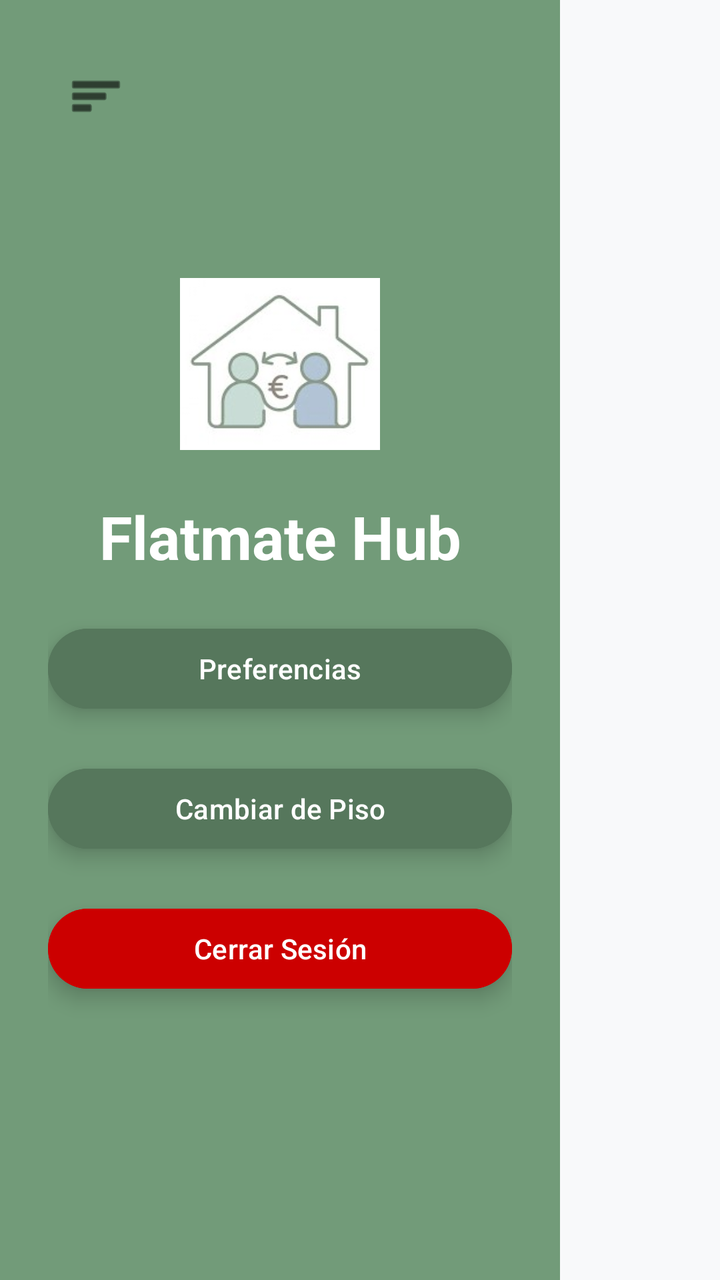
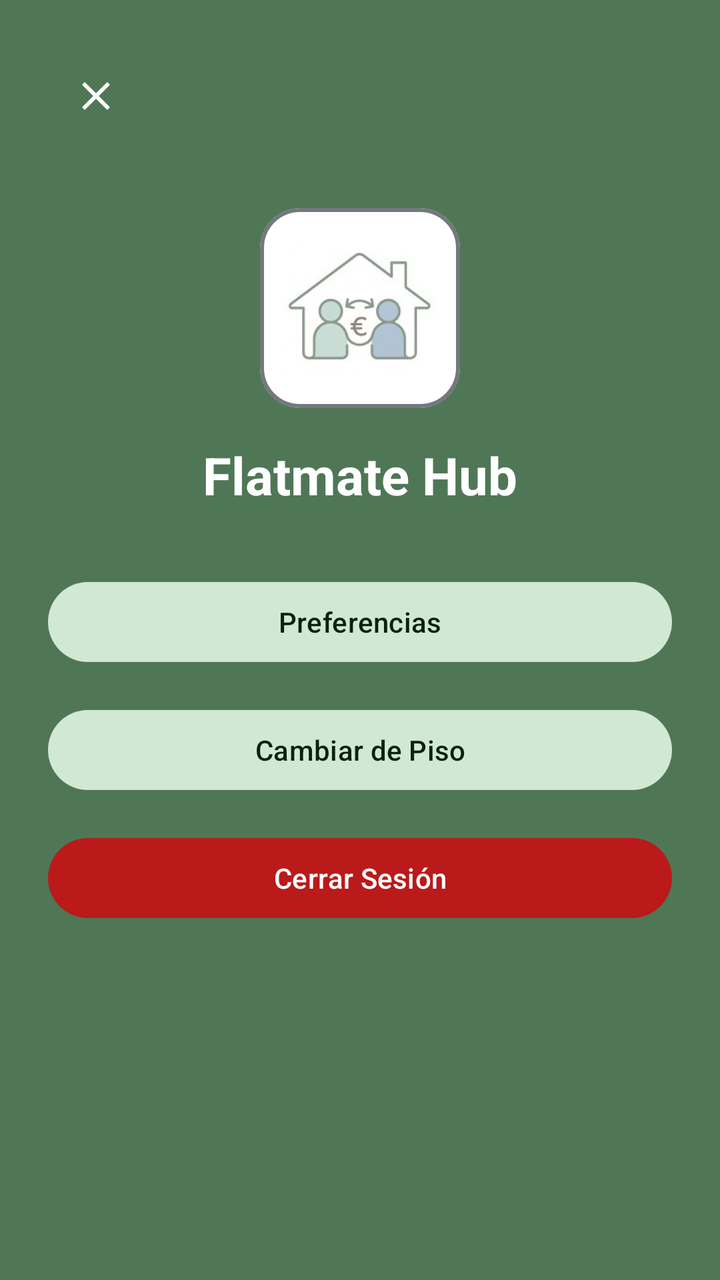

An Android layout rendered at two revisions. The XML below is the earlier revision; the diff shows what the commit changed to produce the second picture.
<!-- AndroidManifest.xml: application theme Theme.FlatmateHub -->
<!-- res/layout/fragment_navigation_drawer.xml -->
<?xml version="1.0" encoding="utf-8"?>
<androidx.constraintlayout.widget.ConstraintLayout xmlns:android="http://schemas.android.com/apk/res/android"
    android:layout_width="match_parent"
    android:layout_height="match_parent"
    xmlns:app="http://schemas.android.com/apk/res-auto">
    <LinearLayout
        xmlns:tools="http://schemas.android.com/tools"
        android:layout_width="280dp"
        android:layout_height="match_parent"
        android:orientation="vertical"
        android:background="@color/primary"
        android:padding="24dp"
        android:gravity="top"
        tools:ignore="MissingConstraints">
     <ImageView
        android:id="@+id/btn_open_menu"
        android:layout_width="48dp"
        android:layout_height="48dp"
        android:padding="10dp"
        android:src="@android:drawable/ic_menu_sort_by_size"
        android:background="?attr/selectableItemBackgroundBorderless"
        android:clickable="true"
        android:focusable="true"
        android:contentDescription="@string/cont_des_preference"
        app:tint="@android:color/widget_edittext_dark"/>
    <ImageView
        android:layout_width="100dp"
        android:layout_height="100dp"
        android:src="@drawable/logo_flatmate"
        android:contentDescription="@string/logo_desc"
        android:layout_gravity="center"
        android:layout_marginTop="60dp"
        android:layout_marginBottom="16dp"/>

    <TextView
        android:layout_width="match_parent"
        android:layout_height="wrap_content"
        android:text="@string/app_name"
        android:textColor="@color/card_background"
        android:textSize="30sp"
        android:textStyle="bold"
        android:gravity="center"
        android:layout_marginBottom="22dp"/>

    <com.google.android.material.button.MaterialButton
        android:id="@+id/btn_menu_preferences"
        android:layout_width="match_parent"
        android:layout_height="wrap_content"
        android:minHeight="48dp"
        android:text="@string/preferences_title"
        android:backgroundTint="@color/primary_dark"
        android:layout_marginBottom="22dp"
        android:elevation="6dp"
        android:stateListAnimator="@null"/>

    <Button
        android:id="@+id/btn_menu_change_flat"
        android:layout_width="match_parent"
        android:layout_height="wrap_content"
        android:minHeight="48dp"
        android:text="@string/pref_change_flat"
        android:backgroundTint="@color/primary_dark"
        android:layout_marginBottom="22dp"
        android:elevation="6dp"
        android:stateListAnimator="@null"/>

    <Button
        android:id="@+id/btn_menu_logout"
        android:layout_width="match_parent"
        android:layout_height="wrap_content"
        android:minHeight="48dp"
        android:text="@string/logout"
        android:textColor="@color/card_background"
        android:backgroundTint="@android:color/holo_red_dark"
        android:elevation="6dp"
        android:stateListAnimator="@null"/>

</LinearLayout>
</androidx.constraintlayout.widget.ConstraintLayout>
<!-- resources referenced by this layout -->
<resources>
  <color name="card_background">#FFFFFF</color>
  <color name="primary">#729B79</color>
  <color name="primary_dark">#56775C</color>
  <!-- drawable logo_flatmate: jpeg bitmap (drawable, 5671 bytes) -->
  <string name="app_name">Flatmate Hub</string>
  <string name="cont_des_preference">Cerrar menú lateral</string>
  <string name="logo_desc">Logotipo de Flatmate Hub mostrando una casa con dos personas y un símbolo de euro</string>
  <string name="logout">Cerrar Sesión</string>
  <string name="pref_change_flat">Cambiar de Piso</string>
  <string name="preferences_title">Preferencias</string>
  <style name="Theme.FlatmateHub" parent="Theme.Material3.DayNight.NoActionBar">
          <item name="colorPrimary">@color/primary</item>
          <item name="colorPrimaryVariant">@color/primary_dark</item>
          <item name="colorOnPrimary">@color/card_background</item>
          <item name="colorSecondary">@color/secondary</item>
          <item name="android:windowBackground">@color/app_background</item>
      </style>
  <color name="secondary">#6C8EAD</color>
  <color name="app_background">#F8F9FA</color>
</resources>

<!-- the commit's change to res/layout/fragment_navigation_drawer.xml (unified diff, before → after) -->
@@ -1,79 +1,100 @@
 <?xml version="1.0" encoding="utf-8"?>
-<androidx.constraintlayout.widget.ConstraintLayout xmlns:android="http://schemas.android.com/apk/res/android"
-    android:layout_width="match_parent"
+<androidx.constraintlayout.widget.ConstraintLayout
+    xmlns:android="http://schemas.android.com/apk/res/android"
+    xmlns:app="http://schemas.android.com/apk/res-auto"
+    android:layout_width="280dp"
     android:layout_height="match_parent"
-    xmlns:app="http://schemas.android.com/apk/res-auto">
-    <LinearLayout
-        xmlns:tools="http://schemas.android.com/tools"
-        android:layout_width="280dp"
-        android:layout_height="match_parent"
-        android:orientation="vertical"
-        android:background="@color/primary"
-        android:padding="24dp"
-        android:gravity="top"
-        tools:ignore="MissingConstraints">
-     <ImageView
-        android:id="@+id/btn_open_menu"
+    android:background="?attr/colorPrimary"
+    android:padding="24dp">
+
+    <ImageButton
+        android:id="@+id/btn_close_menu"
         android:layout_width="48dp"
         android:layout_height="48dp"
-        android:padding="10dp"
-        android:src="@android:drawable/ic_menu_sort_by_size"
+        android:padding="12dp"
+        android:src="@drawable/ic_close"
         android:background="?attr/selectableItemBackgroundBorderless"
-        android:clickable="true"
-        android:focusable="true"
         android:contentDescription="@string/cont_des_preference"
-        app:tint="@android:color/widget_edittext_dark"/>
-    <ImageView
+        app:tint="?attr/colorOnPrimary"
+        app:layout_constraintTop_toTopOf="parent"
+        app:layout_constraintStart_toStartOf="parent" />
+
+    <com.google.android.material.card.MaterialCardView
+        android:id="@+id/card_drawer_logo"
         android:layout_width="100dp"
         android:layout_height="100dp"
-        android:src="@drawable/logo_flatmate"
-        android:contentDescription="@string/logo_desc"
-        android:layout_gravity="center"
-        android:layout_marginTop="60dp"
-        android:layout_marginBottom="16dp"/>
+        android:layout_marginTop="32dp"
+        app:cardCornerRadius="20dp"
+        app:cardElevation="0dp"
+        app:cardBackgroundColor="#FFFFFF"
+        app:strokeWidth="2dp"
+        app:strokeColor="?attr/colorOutline"
+        app:layout_constraintTop_toBottomOf="@id/btn_close_menu"
+        app:layout_constraintStart_toStartOf="parent"
+        app:layout_constraintEnd_toEndOf="parent">
+
+        <ImageView
+            android:id="@+id/iv_drawer_logo"
+            android:layout_width="match_parent"
+            android:layout_height="match_parent"
+            android:padding="10dp"
+            android:scaleType="fitCenter"
+            android:src="@drawable/logo_flatmate"
+            android:importantForAccessibility="no" />
+
+    </com.google.android.material.card.MaterialCardView>
 
     <TextView
-        android:layout_width="match_parent"
+        android:id="@+id/tv_drawer_app_name"
+        android:layout_width="0dp"
         android:layout_height="wrap_content"
+        android:layout_marginTop="16dp"
         android:text="@string/app_name"
-        android:textColor="@color/card_background"
-        android:textSize="30sp"
+        android:textColor="?attr/colorOnPrimary"
+        android:textSize="26sp"
         android:textStyle="bold"
         android:gravity="center"
-        android:layout_marginBottom="22dp"/>
+        app:layout_constraintTop_toBottomOf="@id/card_drawer_logo"
+        app:layout_constraintStart_toStartOf="parent"
+        app:layout_constraintEnd_toEndOf="parent" />
 
     <com.google.android.material.button.MaterialButton
         android:id="@+id/btn_menu_preferences"
-        android:layout_width="match_parent"
+        android:layout_width="0dp"
         android:layout_height="wrap_content"
         android:minHeight="48dp"
+        android:layout_marginTop="32dp"
         android:text="@string/preferences_title"
-        android:backgroundTint="@color/primary_dark"
-        android:layout_marginBottom="22dp"
-        android:elevation="6dp"
-        android:stateListAnimator="@null"/>
+        android:textColor="?attr/colorOnPrimaryContainer"
+        app:backgroundTint="?attr/colorPrimaryContainer"
+        app:layout_constraintTop_toBottomOf="@id/tv_drawer_app_name"
+        app:layout_constraintStart_toStartOf="parent"
+        app:layout_constraintEnd_toEndOf="parent" />
 
-    <Button
+    <com.google.android.material.button.MaterialButton
         android:id="@+id/btn_menu_change_flat"
-        android:layout_width="match_parent"
+        android:layout_width="0dp"
         android:layout_height="wrap_content"
         android:minHeight="48dp"
+        android:layout_marginTop="16dp"
         android:text="@string/pref_change_flat"
-        android:backgroundTint="@color/primary_dark"
-        android:layout_marginBottom="22dp"
-        android:elevation="6dp"
-        android:stateListAnimator="@null"/>
+        android:textColor="?attr/colorOnPrimaryContainer"
+        app:backgroundTint="?attr/colorPrimaryContainer"
+        app:layout_constraintTop_toBottomOf="@id/btn_menu_preferences"
+        app:layout_constraintStart_toStartOf="parent"
+        app:layout_constraintEnd_toEndOf="parent" />
 
-    <Button
+    <com.google.android.material.button.MaterialButton
         android:id="@+id/btn_menu_logout"
-        android:layout_width="match_parent"
+        android:layout_width="0dp"
         android:layout_height="wrap_content"
         android:minHeight="48dp"
+        android:layout_marginTop="16dp"
         android:text="@string/logout"
-        android:textColor="@color/card_background"
-        android:backgroundTint="@android:color/holo_red_dark"
-        android:elevation="6dp"
-        android:stateListAnimator="@null"/>
+        android:textColor="?attr/colorOnError"
+        app:backgroundTint="?attr/colorError"
+        app:layout_constraintTop_toBottomOf="@id/btn_menu_change_flat"
+        app:layout_constraintStart_toStartOf="parent"
+        app:layout_constraintEnd_toEndOf="parent" />
 
-</LinearLayout>
 </androidx.constraintlayout.widget.ConstraintLayout>
<!-- resource entries referenced after the edit -->
@@ -1,23 +1,69 @@
 <!-- resources referenced by this layout -->
 <resources>
+  <!-- drawable ic_close (drawable) -->
+  <vector xmlns:android="http://schemas.android.com/apk/res/android" android:height="24dp" android:tint="#000000" android:viewportHeight="24" android:viewportWidth="24" android:width="24dp">
+        
+      <path android:fillColor="@android:color/white" android:pathData="M19,6.41L17.59,5 12,10.59 6.41,5 5,6.41 10.59,12 5,17.59 6.41,19 12,13.41 17.59,19 19,17.59 13.41,12z"/>
+      
+  </vector>
   <color name="card_background">#FFFFFF</color>
-  <color name="primary">#729B79</color>
-  <color name="primary_dark">#56775C</color>
+  <color name="outline">#74787E</color>
+  <color name="outline_variant">#C4C7CE</color>
+  <color name="error">#BA1A1A</color>
+  <color name="on_error">#FFFFFF</color>
+  <color name="error_container">#FFDAD6</color>
+  <color name="on_error_container">#410002</color>
+  <color name="primary">#4F7756</color>
+  <color name="on_primary">#FFFFFF</color>
+  <color name="primary_container">#D1E8D3</color>
+  <color name="on_primary_container">#0D2011</color>
   <!-- drawable logo_flatmate: jpeg bitmap (drawable, 5671 bytes) -->
   <string name="app_name">Flatmate Hub</string>
   <string name="cont_des_preference">Cerrar menú lateral</string>
-  <string name="logo_desc">Logotipo de Flatmate Hub mostrando una casa con dos personas y un símbolo de euro</string>
   <string name="logout">Cerrar Sesión</string>
   <string name="pref_change_flat">Cambiar de Piso</string>
   <string name="preferences_title">Preferencias</string>
   <style name="Theme.FlatmateHub" parent="Theme.Material3.DayNight.NoActionBar">
           <item name="colorPrimary">@color/primary</item>
-          <item name="colorPrimaryVariant">@color/primary_dark</item>
-          <item name="colorOnPrimary">@color/card_background</item>
+          <item name="colorOnPrimary">@color/on_primary</item>
+          <item name="colorPrimaryContainer">@color/primary_container</item>
+          <item name="colorOnPrimaryContainer">@color/on_primary_container</item>
+  
           <item name="colorSecondary">@color/secondary</item>
+          <item name="colorOnSecondary">@color/on_secondary</item>
+          <item name="colorSecondaryContainer">@color/secondary_container</item>
+          <item name="colorOnSecondaryContainer">@color/on_secondary_container</item>
+  
+          <item name="colorTertiary">@color/tertiary</item>
+          <item name="colorOnTertiary">@color/on_tertiary</item>
+          <item name="colorTertiaryContainer">@color/tertiary_container</item>
+          <item name="colorOnTertiaryContainer">@color/on_tertiary_container</item>
+  
           <item name="android:windowBackground">@color/app_background</item>
+          <item name="colorSurface">@color/app_background</item>
+          <item name="colorOnSurface">@color/text_primary</item>
+          <item name="colorSurfaceVariant">@color/surface_container_low</item>
+          <item name="colorOnSurfaceVariant">@color/text_secondary</item>
+          <item name="colorSurfaceContainerLow">@color/card_background</item>
+  
+          <item name="colorOutline">@color/outline</item>
+          <item name="colorOutlineVariant">@color/outline_variant</item>
+          <item name="colorError">@color/error</item>
+          <item name="colorOnError">@color/on_error</item>
+          <item name="colorErrorContainer">@color/error_container</item>
+          <item name="colorOnErrorContainer">@color/on_error_container</item>
       </style>
-  <color name="secondary">#6C8EAD</color>
+  <color name="secondary">#4A6B8A</color>
+  <color name="on_secondary">#FFFFFF</color>
+  <color name="secondary_container">#D3E4F8</color>
+  <color name="on_secondary_container">#061D35</color>
+  <color name="tertiary">#8B6B15</color>
+  <color name="on_tertiary">#FFFFFF</color>
+  <color name="tertiary_container">#F9E2A2</color>
+  <color name="on_tertiary_container">#2A1F00</color>
   <color name="app_background">#F8F9FA</color>
+  <color name="text_primary">#1D2024</color>
+  <color name="surface_container_low">#F2F4F5</color>
+  <color name="text_secondary">#44484E</color>
 </resources>
 
